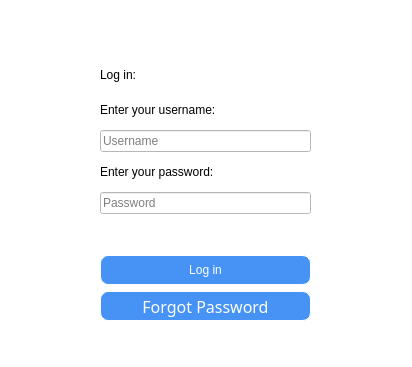
First picture: the form in ui_files/authentication/test_login.ui, repository christianfoster2025/messaging_project, before the edit.
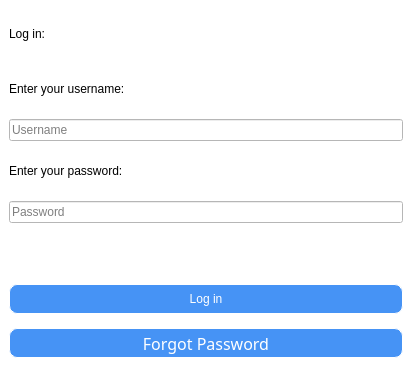
Second picture: the form after the edit.

The edit to the form file:
```diff
--- a/ui_files/authentication/test_login.ui
+++ b/ui_files/authentication/test_login.ui
@@ -20,15 +20,8 @@
 </string>
   </property>
   <widget class="QWidget" name="centralwidget">
-   <widget class="QWidget" name="verticalLayoutWidget">
-    <property name="geometry">
-     <rect>
-      <x>100</x>
-      <y>60</y>
-      <width>211</width>
-      <height>261</height>
-     </rect>
-    </property>
+   <layout class="QVBoxLayout" name="verticalLayout_2">
+    <item>
     <layout class="QVBoxLayout" name="verticalLayout">
      <item>
       <widget class="QLabel" name="label">
@@ -102,6 +95,22 @@
        </property>
       </widget>
      </item>
+      <item>
+       <spacer name="verticalSpacer">
+        <property name="orientation">
+         <enum>Qt::Vertical</enum>
+        </property>
+        <property name="sizeType">
+         <enum>QSizePolicy::Fixed</enum>
+        </property>
+        <property name="sizeHint" stdset="0">
+         <size>
+          <width>20</width>
+          <height>8</height>
+         </size>
+        </property>
+       </spacer>
+      </item>
      <item>
       <widget class="QPushButton" name="reset_password">
        <property name="minimumSize">
@@ -133,7 +142,8 @@
       </widget>
      </item>
     </layout>
-   </widget>
+    </item>
+   </layout>
   </widget>
  </widget>
  <resources/>
```
Lines whose indentation alone changed are shown as unchanged.
